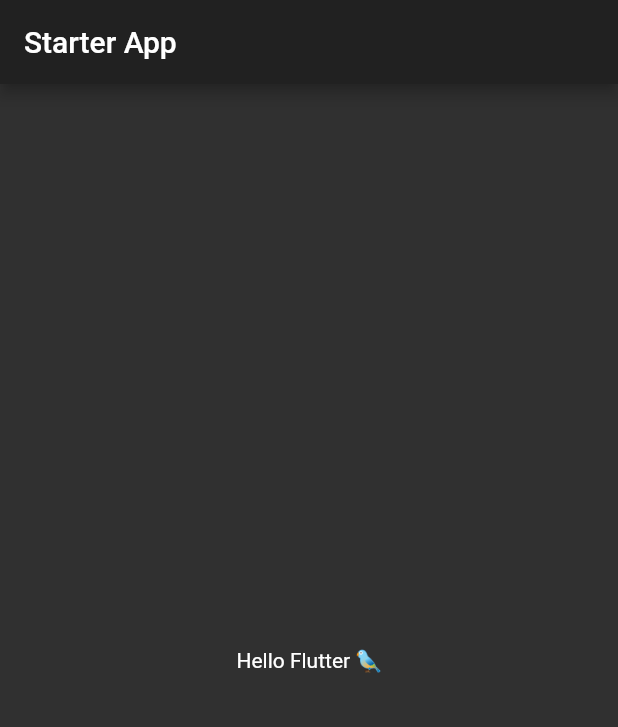
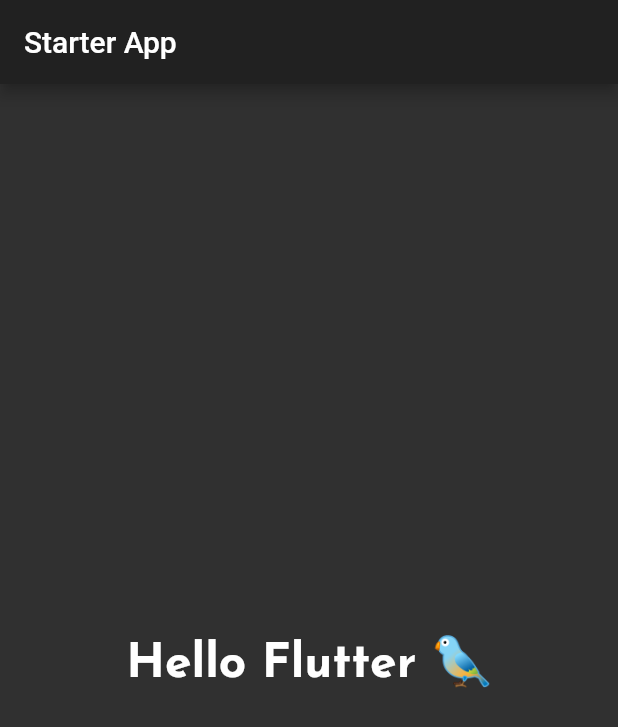
Before and after one commit to borombo-git/Starter-Flutter-App, a Flutter app: the screen it shows after launch, on a phone screen of 412 x 824 dp. Shown: the top 727 px of the screen. Run offline on Flutter 3.47's test engine with Material 2 defaults, Android fonts, the phone set to English and light mode, and no system bars; our stand-ins replace flutter_dotenv, google_fonts.

```diff
--- a/lib/common/constants.dart
+++ b/lib/common/constants.dart
@@ -1,12 +1,16 @@
 import 'package:flutter/material.dart';
+import 'package:google_fonts/google_fonts.dart';
 
 // Colors
 const kAccentColor = Color(0xFFEEAAD8);
 const kTransparent = Color(0x00FFFFFF);
 
 // Text Style
-const kLinkStyle =
-    TextStyle(color: Colors.black, decoration: TextDecoration.underline);
+final titleTextStyle = GoogleFonts.josefinSans(
+  color: Colors.white,
+  fontSize: 32,
+  fontWeight: FontWeight.w700,
+);
 
 // Preferences keys
 const kFirstKey = 'key';
--- a/lib/ui/main_screen.dart
+++ b/lib/ui/main_screen.dart
@@ -1,4 +1,5 @@
 import 'package:flutter/material.dart';
+import 'package:starter_app/common/constants.dart';
 
 class MainScreen extends StatelessWidget {
   @override
@@ -8,7 +9,7 @@ class MainScreen extends StatelessWidget {
         title: Text('Starter App'),
       ),
       body: Center(
-        child: Text('Hello Flutter 🐦'),
+        child: Text('Hello Flutter 🐦', style: titleTextStyle),
       ),
     );
   }
--- a/pubspec.yaml
+++ b/pubspec.yaml
@@ -22,6 +22,7 @@ dependencies:
   easy_localization: ^3.0.0
   shared_preferences: ^2.0.6
   lazx: ^1.0.1
+  flutter_dotenv: ^5.0.0
 
 dev_dependencies:
   flutter_test:
@@ -36,6 +37,7 @@ flutter:
     - assets/img/
     - assets/svg/
     - assets/icon/
+    - .env
 
 #  fonts:
 #    - family: BigJohn
```
Also changed, not shown: lib/main.dart (+7 -1 lines), pubspec.lock, 1 other file.
